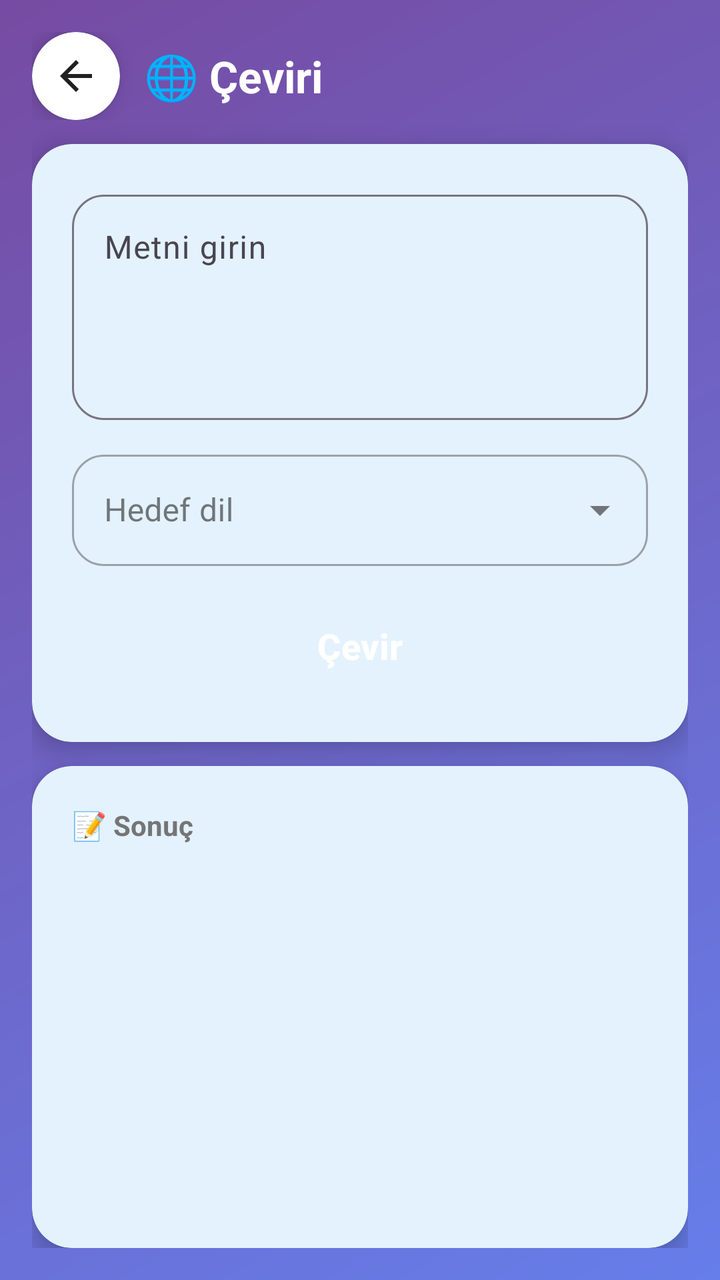
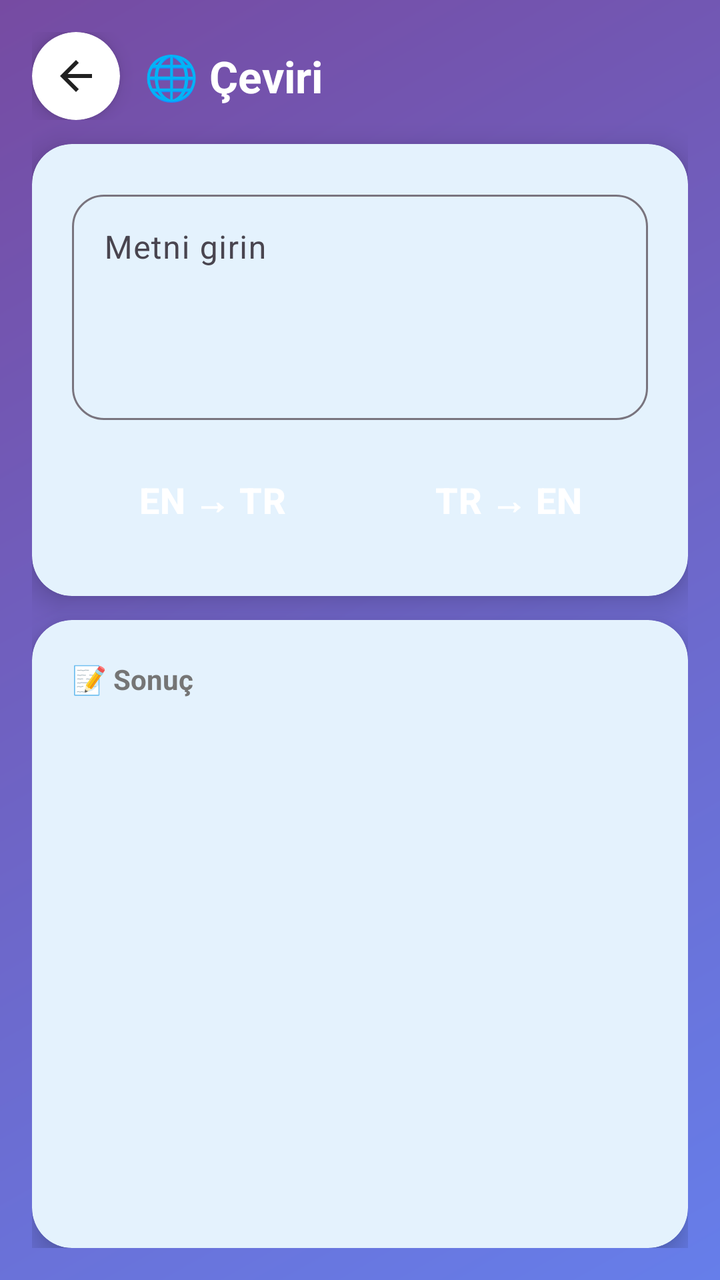

Before-and-after screenshots of an Android layout around one commit, followed by the original layout XML and the change that was made.
<!-- AndroidManifest.xml: application theme Theme.UygulamaProje -->
<!-- res/layout/activity_translate.xml -->
<?xml version="1.0" encoding="utf-8"?>
<LinearLayout xmlns:android="http://schemas.android.com/apk/res/android"
    xmlns:app="http://schemas.android.com/apk/res-auto"
    android:layout_width="match_parent"
    android:layout_height="match_parent"
    android:orientation="vertical"
    android:padding="16dp"
    android:background="@drawable/gradient_background">

    
    <LinearLayout
        android:layout_width="match_parent"
        android:layout_height="wrap_content"
        android:orientation="horizontal"
        android:gravity="center_vertical"
        android:layout_marginBottom="12dp">

        <androidx.cardview.widget.CardView
            android:layout_width="wrap_content"
            android:layout_height="wrap_content"
            app:cardCornerRadius="24dp"
            app:cardElevation="6dp"
            app:cardBackgroundColor="?attr/colorSurface">

            <ImageButton
                android:id="@+id/btnBack"
                android:layout_width="44dp"
                android:layout_height="44dp"
                android:background="?attr/selectableItemBackgroundBorderless"
                android:src="@drawable/ic_arrow_back"
                android:contentDescription="@string/back"
                android:padding="10dp"
                android:scaleType="fitCenter" />
        </androidx.cardview.widget.CardView>

        <TextView
            android:layout_width="0dp"
            android:layout_height="wrap_content"
            android:layout_weight="1"
            android:paddingStart="12dp"
            android:text="🌐 Çeviri"
            android:textStyle="bold"
            android:textSize="22sp"
            android:textColor="@color/text_white" />
    </LinearLayout>

    
    <com.google.android.material.card.MaterialCardView
        android:layout_width="match_parent"
        android:layout_height="wrap_content"
        android:layout_marginBottom="12dp"
        app:cardCornerRadius="20dp"
        app:cardElevation="8dp"
        app:cardBackgroundColor="?attr/colorSurface"
        app:strokeWidth="0dp">

        <LinearLayout
            android:layout_width="match_parent"
            android:layout_height="wrap_content"
            android:orientation="vertical"
            android:padding="20dp">

            <com.google.android.material.textfield.TextInputLayout
                android:layout_width="match_parent"
                android:layout_height="wrap_content"
                android:hint="Metni girin"
                app:endIconMode="clear_text"
                app:boxCornerRadiusTopStart="16dp"
                app:boxCornerRadiusTopEnd="16dp"
                app:boxCornerRadiusBottomStart="16dp"
                app:boxCornerRadiusBottomEnd="16dp">

                <com.google.android.material.textfield.TextInputEditText
                    android:id="@+id/etSource"
                    android:layout_width="match_parent"
                    android:layout_height="wrap_content"
                    android:inputType="textMultiLine"
                    android:minLines="4"
                    android:gravity="top|start"
                    android:textColor="?attr/colorOnBackground" />
            </com.google.android.material.textfield.TextInputLayout>

            <com.google.android.material.textfield.TextInputLayout
                android:id="@+id/tilTargetLang"
                style="@style/Widget.MaterialComponents.TextInputLayout.OutlinedBox.ExposedDropdownMenu"
                android:layout_width="match_parent"
                android:layout_height="wrap_content"
                android:layout_marginTop="12dp"
                android:hint="Hedef dil"
                app:boxCornerRadiusTopStart="16dp"
                app:boxCornerRadiusTopEnd="16dp"
                app:boxCornerRadiusBottomStart="16dp"
                app:boxCornerRadiusBottomEnd="16dp">

                <AutoCompleteTextView
                    android:id="@+id/actTargetLang"
                    android:layout_width="match_parent"
                    android:layout_height="wrap_content"
                    android:inputType="none"
                    android:textColor="?attr/colorOnBackground" />
            </com.google.android.material.textfield.TextInputLayout>

            <Button
                android:id="@+id/btnTranslate"
                style="@style/Widget.UygulamaProje.Button.Primary"
                android:layout_width="match_parent"
                android:layout_height="wrap_content"
                android:layout_marginTop="12dp"
                android:text="Çevir" />

            <ProgressBar
                android:id="@+id/progressTranslate"
                android:layout_width="wrap_content"
                android:layout_height="wrap_content"
                android:layout_gravity="center_horizontal"
                android:layout_marginTop="8dp"
                android:visibility="gone" />
        </LinearLayout>
    </com.google.android.material.card.MaterialCardView>

    
    <com.google.android.material.card.MaterialCardView
        android:layout_width="match_parent"
        android:layout_height="0dp"
        android:layout_weight="1"
        app:cardCornerRadius="20dp"
        app:cardElevation="8dp"
        app:cardBackgroundColor="?attr/colorSurface"
        app:strokeWidth="0dp">

        <LinearLayout
            android:layout_width="match_parent"
            android:layout_height="match_parent"
            android:padding="20dp"
            android:orientation="vertical">

            <TextView
                android:layout_width="wrap_content"
                android:layout_height="wrap_content"
                android:text="📝 Sonuç"
                android:textStyle="bold"
                android:textColor="@color/text_secondary"
                android:textSize="14sp" />

            <TextView
                android:id="@+id/tvResult"
                android:layout_width="match_parent"
                android:layout_height="wrap_content"
                android:layout_marginTop="12dp"
                android:textSize="18sp"
                android:textColor="?attr/colorOnBackground"
                android:textIsSelectable="true"
                android:text="" />
        </LinearLayout>
    </com.google.android.material.card.MaterialCardView>

</LinearLayout>
<!-- resources referenced by this layout -->
<resources>
  <color name="text_secondary">#757575</color>
  <color name="text_white">#FFFFFF</color>
  <!-- drawable gradient_background (drawable) -->
  <?xml version="1.0" encoding="utf-8"?>
  <shape xmlns:android="http://schemas.android.com/apk/res/android"
      android:shape="rectangle">
      <gradient
          android:startColor="@color/gradient_start"
          android:endColor="@color/gradient_end"
          android:angle="135" />
  </shape>
  <!-- drawable ic_arrow_back (drawable) -->
  <vector xmlns:android="http://schemas.android.com/apk/res/android"
      android:width="24dp"
      android:height="24dp"
      android:viewportWidth="24"
      android:viewportHeight="24"
      android:tint="?attr/colorOnBackground">
    <path
        android:fillColor="@android:color/white"
        android:pathData="M20,11H7.83l5.59,-5.59L12,4l-8,8 8,8 1.41,-1.41L7.83,13H20v-2z"/>
  </vector>
  <string name="back">Geri</string>
  <style name="Widget.UygulamaProje.Button.Primary" parent="Widget.Material3.Button">
          <item name="android:minHeight">@dimen/button_height</item>
          <item name="cornerRadius">@dimen/button_corner</item>
          <item name="backgroundTint">@color/button_primary</item>
          <item name="rippleColor">@color/light_blue</item>
          <item name="android:textColor">@color/text_white</item>
          <item name="android:textStyle">bold</item>
          <item name="android:textSize">18sp</item>
      </style>
  <style name="Theme.UygulamaProje" parent="Base.Theme.UygulamaProje" />
  <color name="gradient_start">#667eea</color>
  <color name="gradient_end">#764ba2</color>
  <dimen name="button_height">56dp</dimen>
  <dimen name="button_corner">24dp</dimen>
  <color name="button_primary">#3F51B5</color>
  <color name="light_blue">#E3F2FD</color>
  <style name="Base.Theme.UygulamaProje" parent="Theme.Material3.DayNight.NoActionBar">
          
          <item name="colorPrimary">@color/primary_blue</item>
          <item name="colorOnPrimary">@color/text_white</item>
          <item name="colorSecondary">@color/accent_orange</item>
          <item name="colorOnSecondary">@color/text_white</item>
          <item name="android:colorBackground">@color/background_light</item>
          <item name="colorSurface">@color/background_card</item>
          <item name="colorOnSurface">@color/text_primary</item>
          <item name="colorOnBackground">@color/text_primary</item>
      </style>
  <color name="primary_blue">#2196F3</color>
  <color name="accent_orange">#FF9800</color>
  <color name="background_light">#F8F9FA</color>
  <color name="background_card">#FFFFFF</color>
  <color name="text_primary">#212121</color>
</resources>

<!-- the commit's change to res/layout/activity_translate.xml (unified diff, before → after) -->
@@ -80,41 +80,29 @@
                     android:textColor="?attr/colorOnBackground" />
             </com.google.android.material.textfield.TextInputLayout>
 
-            <com.google.android.material.textfield.TextInputLayout
-                android:id="@+id/tilTargetLang"
-                style="@style/Widget.MaterialComponents.TextInputLayout.OutlinedBox.ExposedDropdownMenu"
+            <LinearLayout
                 android:layout_width="match_parent"
                 android:layout_height="wrap_content"
-                android:layout_marginTop="12dp"
-                android:hint="Hedef dil"
-                app:boxCornerRadiusTopStart="16dp"
-                app:boxCornerRadiusTopEnd="16dp"
-                app:boxCornerRadiusBottomStart="16dp"
-                app:boxCornerRadiusBottomEnd="16dp">
+                android:orientation="horizontal"
+                android:layout_marginTop="12dp">
 
-                <AutoCompleteTextView
-                    android:id="@+id/actTargetLang"
-                    android:layout_width="match_parent"
+                <Button
+                    android:id="@+id/btnEnTr"
+                    style="@style/Widget.UygulamaProje.Button.Primary"
+                    android:layout_width="0dp"
                     android:layout_height="wrap_content"
-                    android:inputType="none"
-                    android:textColor="?attr/colorOnBackground" />
-            </com.google.android.material.textfield.TextInputLayout>
+                    android:layout_weight="1"
+                    android:text="EN → TR" />
 
-            <Button
-                android:id="@+id/btnTranslate"
-                style="@style/Widget.UygulamaProje.Button.Primary"
-                android:layout_width="match_parent"
-                android:layout_height="wrap_content"
-                android:layout_marginTop="12dp"
-                android:text="Çevir" />
-
-            <ProgressBar
-                android:id="@+id/progressTranslate"
-                android:layout_width="wrap_content"
-                android:layout_height="wrap_content"
-                android:layout_gravity="center_horizontal"
-                android:layout_marginTop="8dp"
-                android:visibility="gone" />
+                <Button
+                    android:id="@+id/btnTrEn"
+                    style="@style/Widget.UygulamaProje.Button.Secondary"
+                    android:layout_width="0dp"
+                    android:layout_height="wrap_content"
+                    android:layout_weight="1"
+                    android:layout_marginStart="8dp"
+                    android:text="TR → EN" />
+            </LinearLayout>
         </LinearLayout>
     </com.google.android.material.card.MaterialCardView>
 
<!-- resource entries referenced after the edit -->
@@ -32,6 +32,15 @@
           <item name="android:textStyle">bold</item>
           <item name="android:textSize">18sp</item>
       </style>
+  <style name="Widget.UygulamaProje.Button.Secondary" parent="Widget.Material3.Button">
+          <item name="android:minHeight">@dimen/button_height</item>
+          <item name="cornerRadius">@dimen/button_corner</item>
+          <item name="backgroundTint">@color/button_secondary</item>
+          <item name="rippleColor">@color/light_blue</item>
+          <item name="android:textColor">@color/text_white</item>
+          <item name="android:textStyle">bold</item>
+          <item name="android:textSize">18sp</item>
+      </style>
   <style name="Theme.UygulamaProje" parent="Base.Theme.UygulamaProje" />
   <color name="gradient_start">#667eea</color>
   <color name="gradient_end">#764ba2</color>
@@ -39,6 +48,7 @@
   <dimen name="button_corner">24dp</dimen>
   <color name="button_primary">#3F51B5</color>
   <color name="light_blue">#E3F2FD</color>
+  <color name="button_secondary">#E91E63</color>
   <style name="Base.Theme.UygulamaProje" parent="Theme.Material3.DayNight.NoActionBar">
           
           <item name="colorPrimary">@color/primary_blue</item>
